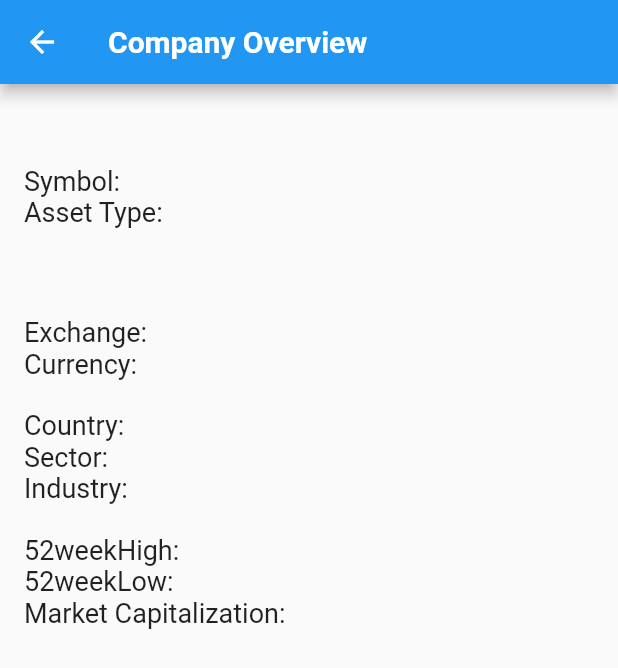
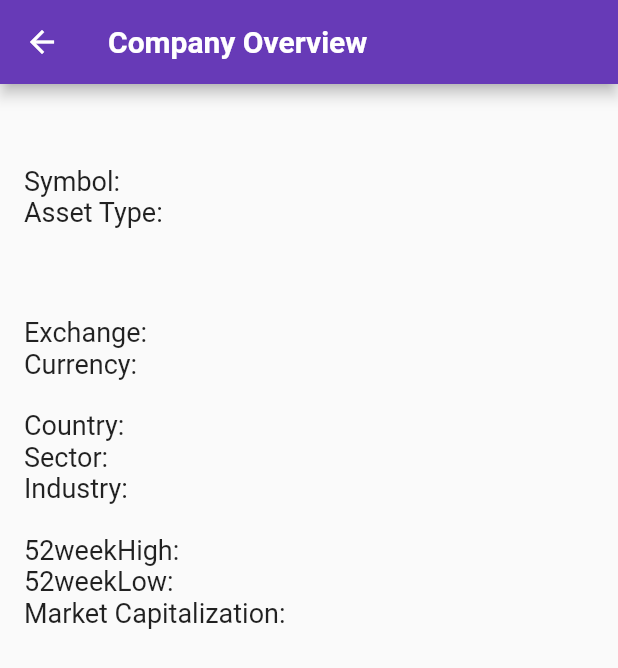
Before and after one commit to anmolsingh0219/Finance_APP_Flutter_ALPHAVANTAGE, a Flutter app: the CompanyOverviewScreen screen opened directly with empty values, on a phone screen of 412 x 824 dp. Shown: the top 668 px of the screen. Run offline on Flutter 3.47's test engine with Material 2 defaults, Android fonts, the light colour scheme and no system bars; our stand-ins replace firebase_auth, firebase_core, syncfusion_flutter_charts, video_player; accounts and stored records are empty; Roboto replaces fonts that are missing (SofiaSans); project files that could hold a hidden picture were left out.

Commit message:
second commit, overview page changes

```diff
--- a/pepcorns/lib/pages/company_overview.dart
+++ b/pepcorns/lib/pages/company_overview.dart
@@ -12,6 +12,7 @@ class CompanyOverviewScreen extends StatelessWidget {
   Widget build(BuildContext context) {
     return Scaffold(
       appBar: AppBar(
+        backgroundColor: Colors.deepPurple,
         title: Text(
           'Company Overview',
           style: TextStyle(
```
Also changed, not shown: 1 other file.
